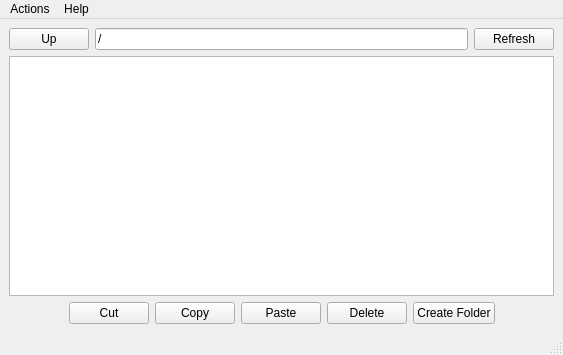
Old version of the form mainwindow.ui in the repository lawand/droper.
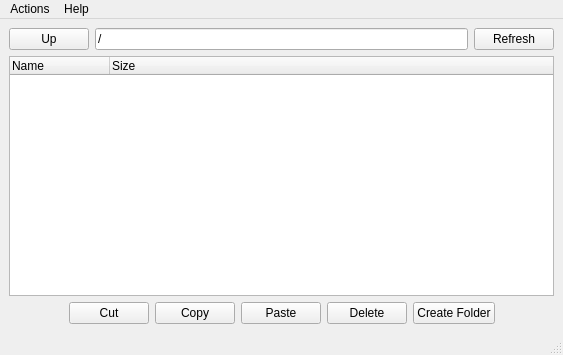
New version of the form.

Commit message: changed the view widget to show file sizes

```diff
--- a/mainwindow.ui
+++ b/mainwindow.ui
@@ -44,13 +44,23 @@
      </layout>
     </item>
     <item>
-     <widget class="QListWidget" name="filesAndFoldersListWidget">
+     <widget class="QTreeWidget" name="filesAndFoldersTreeWidget">
       <property name="alternatingRowColors">
        <bool>true</bool>
       </property>
-      <property name="wordWrap">
-       <bool>true</bool>
+      <property name="indentation">
+       <number>0</number>
       </property>
+      <column>
+       <property name="text">
+        <string>Name</string>
+       </property>
+      </column>
+      <column>
+       <property name="text">
+        <string>Size</string>
+       </property>
+      </column>
      </widget>
     </item>
     <item>
```
The commit also changes 2 other files.
